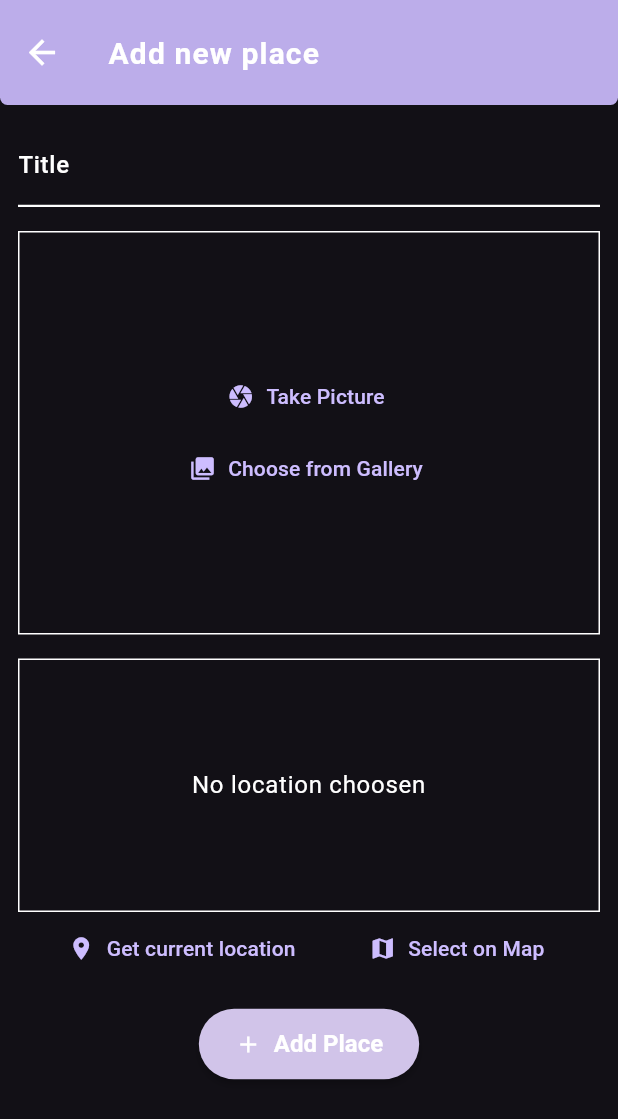
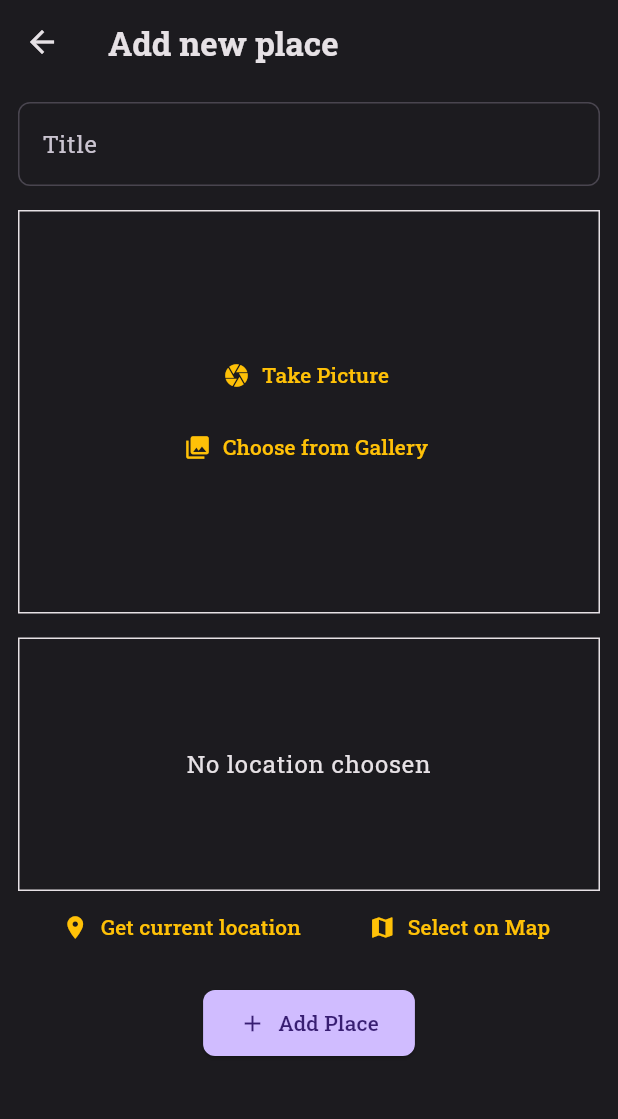
Before and after one commit to AmitAswal-lab/Flutter-FavoritePlaces-App, a Flutter app: the AddPlaceScreem screen opened directly, on a phone screen of 412 x 824 dp. Shown: the top 1119 px of the screen. Run offline on Flutter 3.47's test engine with Material 3 defaults, Android fonts, the phone set to English and light mode, and no system bars; our stand-ins replace flutter_riverpod, google_fonts, google_maps_flutter, image_picker, location, permission_handler and 1 more; accounts and stored records are empty.

```diff
--- a/lib/main.dart
+++ b/lib/main.dart
@@ -1,89 +1,81 @@
 import 'package:favorite_places/screens/places.dart';
 import 'package:flutter/material.dart';
 import 'package:google_fonts/google_fonts.dart';
-
 import 'package:flutter_riverpod/flutter_riverpod.dart';
 
-final colorScheme = ColorScheme.fromSeed(
-  brightness: Brightness.dark,
-  seedColor: const Color(0xFF7C4DFF), // Rich deep purple
-  surface: const Color(0xFF121016),   // Almost black for immersive feel // Slightly lighter for cards
-  secondary: const Color(0xFFD1C4E9), // Accent purple-pink
-  onSurface: Colors.white,
+final colorScheme = ColorScheme.dark().copyWith(
+  surface: const Color(0xFF1C1B1F),
+  primary: const Color(0xFFD0BCFF),
+  onPrimary: const Color(0xFF381E72),
+  secondary: const Color(0xFFFFC107),
+  onSecondary: const Color(0xFF332D00),
+  onSurface: const Color(0xFFE6E1E5),
+  onSurfaceVariant: const Color(0xFFCAC4D0),
+  outlineVariant: const Color(0xFF49454F),
 );
 
-final theme = ThemeData.dark(
+final theme = ThemeData(
   useMaterial3: true,
-).copyWith(
+  colorScheme: colorScheme,
   scaffoldBackgroundColor: colorScheme.surface,
-  colorScheme: colorScheme,
-
-  textTheme: GoogleFonts.ubuntuCondensedTextTheme().copyWith(
-    titleSmall: GoogleFonts.ubuntuCondensed(
-      fontWeight: FontWeight.bold,
-      letterSpacing: 0.5,
-      color: Colors.white.withValues(alpha: 0.85),
-    ),
-    titleMedium: GoogleFonts.ubuntuCondensed(
-      fontWeight: FontWeight.bold,
-      letterSpacing: 0.75,
-      color: Colors.white.withValues(alpha: 0.85),
-    ),
-    titleLarge: GoogleFonts.ubuntuCondensed(
+  textTheme: GoogleFonts.robotoSlabTextTheme().apply(
+    bodyColor: colorScheme.onSurface,
+    displayColor: colorScheme.onSurface,
+  ).copyWith(
+    titleLarge: GoogleFonts.robotoSlab(
       fontWeight: FontWeight.bold,
       fontSize: 22,
-      letterSpacing: 1.0,
-      color: Colors.white,
+      color: colorScheme.onSurface,
+    ),
+    titleMedium: GoogleFonts.robotoSlab(
+      fontWeight: FontWeight.bold,
+      color: colorScheme.onSurface,
+    ),
+    titleSmall: GoogleFonts.robotoSlab(
+      fontWeight: FontWeight.bold,
+      color: colorScheme.onSurface,
     ),
   ),
 
-  appBarTheme: AppBarTheme(
-    iconTheme: const IconThemeData(
-      color: Colors.white, // Icon matches dark theme
-      size: 26,
+  inputDecorationTheme: InputDecorationTheme(
+    filled: true,
+    fillColor: colorScheme.surface,
+    labelStyle: TextStyle(color: colorScheme.onSurfaceVariant),
+    focusedBorder: OutlineInputBorder(
+      borderRadius: BorderRadius.circular(8),
+      borderSide: BorderSide(color: colorScheme.secondary, width: 2),
     ),
-    toolbarHeight: 70,
-    backgroundColor: colorScheme.primary.withValues(alpha: 0.90), // richer app bar color
-    foregroundColor: Colors.white,
-    elevation: 3,
-    shape: const RoundedRectangleBorder(
-      borderRadius: BorderRadius.vertical(
-        bottom: Radius.circular(5),
-      ),
+    enabledBorder: OutlineInputBorder(
+      borderRadius: BorderRadius.circular(8),
+      borderSide: BorderSide(color: colorScheme.outlineVariant),
     ),
-    titleTextStyle: GoogleFonts.ubuntuCondensed(
-      fontWeight: FontWeight.bold,
-      fontSize: 20,
-      letterSpacing: 0.75,
-      color: Colors.white,
+  ),
+
+  textButtonTheme: TextButtonThemeData(
+    style: ButtonStyle(
+      foregroundColor: WidgetStateProperty.all(colorScheme.secondary),
     ),
   ),
 
   elevatedButtonTheme: ElevatedButtonThemeData(
-    style: ElevatedButton.styleFrom(
-      backgroundColor: colorScheme.secondary..withValues(alpha: 0.85),
-      foregroundColor: colorScheme.onSurface,
-      padding: const EdgeInsets.symmetric(horizontal: 24, vertical: 14),
-      shape: const StadiumBorder(),
-      textStyle: const TextStyle(fontSize: 16, fontWeight: FontWeight.bold),
-      elevation: 2,
-    ),
-  ),
-
-  inputDecorationTheme: InputDecorationTheme(
-    labelStyle: TextStyle(color: colorScheme.onSurface, fontWeight: FontWeight.w500),
-    hintStyle: const TextStyle(color: Colors.white70),
-    enabledBorder: UnderlineInputBorder(
-      borderSide: BorderSide(color: colorScheme.onSurface, width: 1.5),
-    ),
-    focusedBorder: UnderlineInputBorder(
-      borderSide: BorderSide(color: colorScheme.onSurface, width: 1),
+    style: ButtonStyle(
+      backgroundColor: WidgetStateProperty.all(colorScheme.primary),
+      foregroundColor: WidgetStateProperty.all(colorScheme.onPrimary),
+      padding: WidgetStateProperty.all(
+        const EdgeInsets.symmetric(horizontal: 24, vertical: 12),
+      ),
+      shape: WidgetStateProperty.all(
+        RoundedRectangleBorder(
+          borderRadius: BorderRadius.circular(8),
+        ),
+      ),
     ),
   ),
 );
 
+
 void main() {
-  runApp( ProviderScope(child: MyApp()));
+  runApp(const ProviderScope(child: MyApp()));
 }
 
 class MyApp extends StatelessWidget {
@@ -92,9 +84,10 @@ class MyApp extends StatelessWidget {
   @override
   Widget build(BuildContext context) {
     return MaterialApp(
+      title: 'Great Places',
       debugShowCheckedModeBanner: false,
       theme: theme,
-      home: PlacesScreen(),
+      home: const PlacesScreen(),
     );
   }
 }
--- a/lib/screens/add_place.dart
+++ b/lib/screens/add_place.dart
@@ -17,6 +17,8 @@ class AddPlaceScreem extends ConsumerStatefulWidget {
 
 class _AddPlaceScreemState extends ConsumerState<AddPlaceScreem> {
   final _titleController = TextEditingController();
+  final _titleFocusNode = FocusNode();
+
   File? _selectedImage;
   PlaceLocation? _selectedLocation;
 
@@ -26,6 +28,7 @@ class _AddPlaceScreemState extends ConsumerState<AddPlaceScreem> {
     if(enteredTexted.isEmpty || _selectedImage == null || _selectedLocation == null){
       return;
     }
+    _titleFocusNode.unfocus();
     ref.read(userPlacesProvider.notifier).addPlace(enteredTexted, _selectedImage!, _selectedLocation!);
 
     Navigator.of(context).pop();
@@ -35,6 +38,7 @@ class _AddPlaceScreemState extends ConsumerState<AddPlaceScreem> {
   @override
   void dispose() {
     _titleController.dispose();
+    _titleFocusNode.dispose();
     super.dispose();
   }
 
@@ -50,6 +54,7 @@ class _AddPlaceScreemState extends ConsumerState<AddPlaceScreem> {
               decoration: InputDecoration(label: Text('Title')),
               controller: _titleController,
               style: TextStyle(color: Theme.of(context).colorScheme.onSurface),
+              focusNode: _titleFocusNode,
 
             ),
             const SizedBox(height: 16),
```
Also changed, not shown: lib/providers/user_places.dart (+11 -0 lines), lib/screens/map.dart (+27 -18 lines), lib/widgets/location_input.dart (+28 -12 lines), lib/widgets/places_list.dart (+18 -3 lines), 1 other file.
